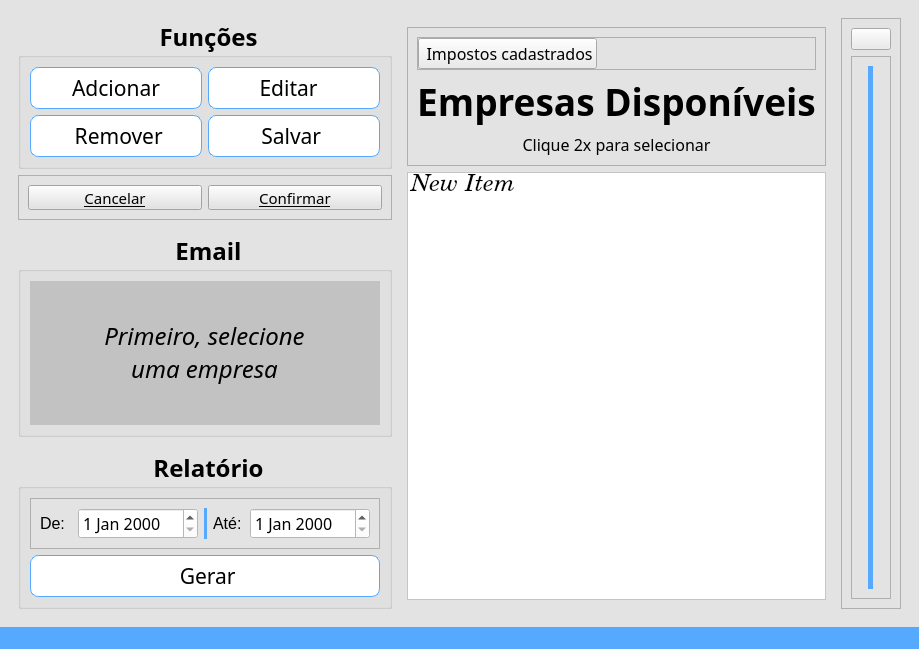
This is src/ui/window_pend.ui in DeltaPrice-Pedro/Pendencias_Contabeis as Qt 5 draws it before an edit. The edited form follows.
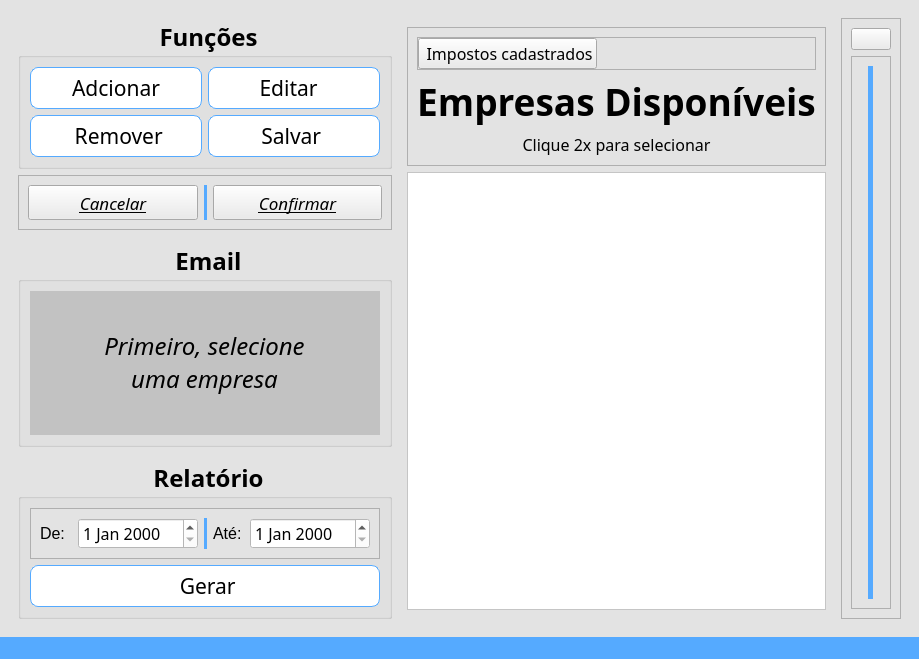
This is the edited form. Icons and pictures are not drawn.

Commit message: updt operation

Diff of the .ui file:
```diff
--- a/src/ui/window_pend.ui
+++ b/src/ui/window_pend.ui
@@ -7,7 +7,7 @@
     <x>0</x>
     <y>0</y>
     <width>847</width>
-    <height>616</height>
+    <height>626</height>
    </rect>
   </property>
   <property name="windowTitle">
@@ -195,36 +195,66 @@
              <property name="minimumSize">
               <size>
                <width>0</width>
-               <height>25</height>
+               <height>35</height>
               </size>
              </property>
              <property name="font">
               <font>
                <family>Tw Cen MT</family>
-               <pointsize>11</pointsize>
+               <pointsize>13</pointsize>
+               <italic>true</italic>
                <underline>true</underline>
               </font>
              </property>
+             <property name="styleSheet">
+              <string notr="true">background-color: rgb(235, 235, 235);</string>
+             </property>
              <property name="text">
               <string>Cancelar</string>
              </property>
             </widget>
            </item>
+           <item>
+            <widget class="Line" name="line_4">
+             <property name="minimumSize">
+              <size>
+               <width>3</width>
+               <height>0</height>
+              </size>
+             </property>
+             <property name="styleSheet">
+              <string notr="true">background-color: rgb(85, 170, 255);</string>
+             </property>
+             <property name="frameShadow">
+              <enum>QFrame::Shadow::Plain</enum>
+             </property>
+             <property name="lineWidth">
+              <number>-1</number>
+             </property>
+             <property name="orientation">
+              <enum>Qt::Orientation::Vertical</enum>
+             </property>
+            </widget>
+           </item>
            <item>
             <widget class="QPushButton" name="pushButton_confirm_operation">
              <property name="minimumSize">
               <size>
                <width>0</width>
-               <height>25</height>
+               <height>35</height>
               </size>
              </property>
              <property name="font">
               <font>
                <family>Tw Cen MT</family>
-               <pointsize>11</pointsize>
+               <pointsize>13</pointsize>
+               <italic>true</italic>
                <underline>true</underline>
               </font>
              </property>
+             <property name="styleSheet">
+              <string notr="true">background-color: rgb(235, 235, 235);</string>
+             </property>
              <property name="text">
               <string>Confirmar</string>
              </property>
@@ -702,11 +732,6 @@
               <property name="sortingEnabled">
                <bool>true</bool>
               </property>
-              <item>
-               <property name="text">
-                <string>New Item</string>
-               </property>
-              </item>
              </widget>
             </item>
            </layout>
```
The commit also changes 2 other files.
